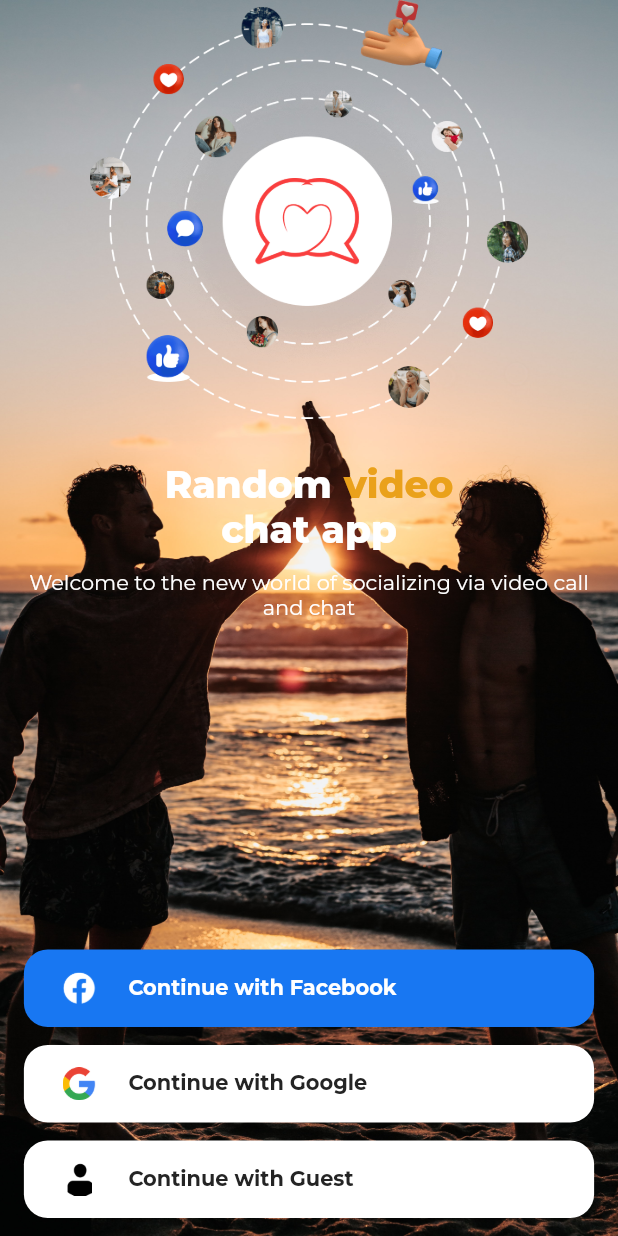
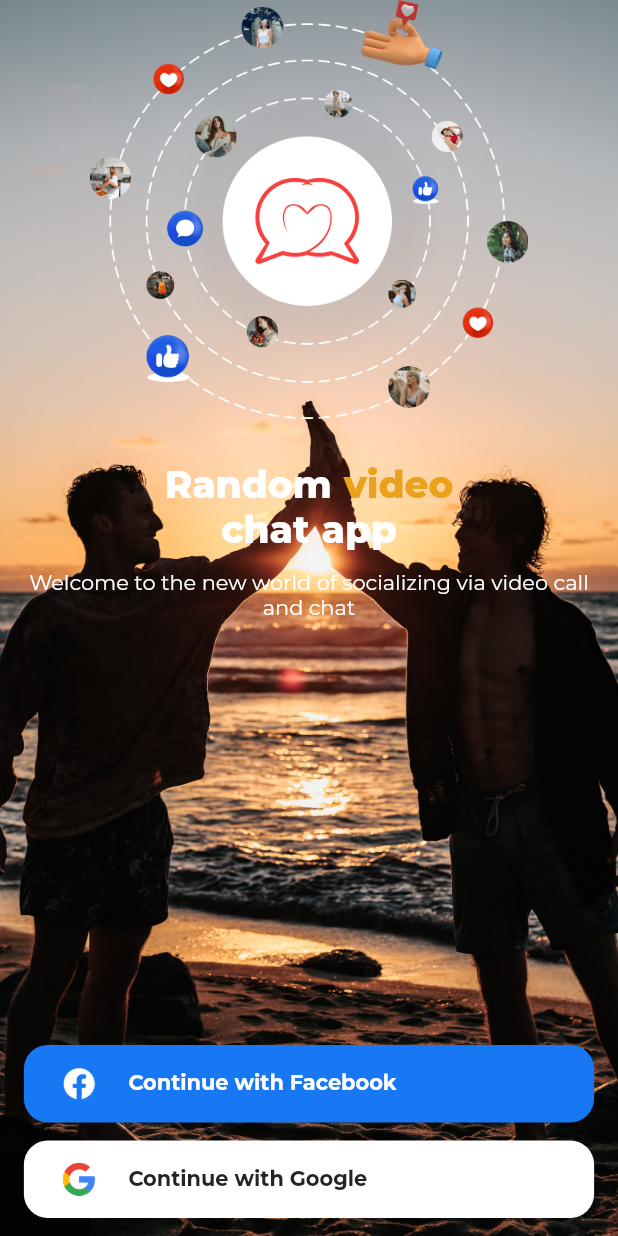
Before and after one commit to VPATEL007/Candy_chat-video, a Flutter app: the Login screen opened directly, on a phone screen of 412 x 824 dp. Run offline on Flutter 3.47's test engine with Material 2 defaults, Android fonts, the phone set to English and light mode, and no system bars; our stand-ins replace another_flushbar, assets_audio_player, cached_network_image, camera, circular_countdown_timer, connectivity and 22 more; missing offline and left inert: agora_rtc_engine, agora_rtm, appsflyer_sdk, assets_audio_player_web, camera_web, check_vpn_connection and 17 more; accounts and stored records are empty; network calls fail; project files that could hold a hidden picture were left out.

Commit message:
Hide guest button

```diff
--- a/lib/components/Screens/Auth/Login.dart
+++ b/lib/components/Screens/Auth/Login.dart
@@ -141,7 +141,7 @@ class _LoginState extends State<Login> {
                 height: getSize(12),
               ),
               Visibility(
-                visible: true,
+                visible: false,
                 child: getButton(icGuest, "Continue with Guest", Colors.white,
                     () async {
                   int? langId =
@@ -156,9 +156,6 @@ class _LoginState extends State<Login> {
                       .callGuestLogintApi(context, req, () {}, () {});
                   NavigationUtilities.push(Gender());
                 }),
-              ),
-              SizedBox(
-                height: getSize(12),
               ),
             ],
           ),
```
